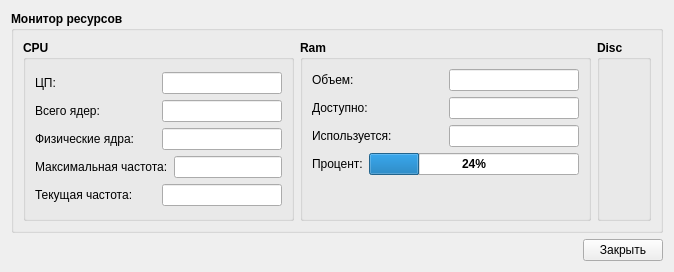
Qt form мое_Зачетное_Задание/ui/ui_my_task_manager_cildResourceMonitor2.ui (Mer0ll/new_Qt_project) before a commit.
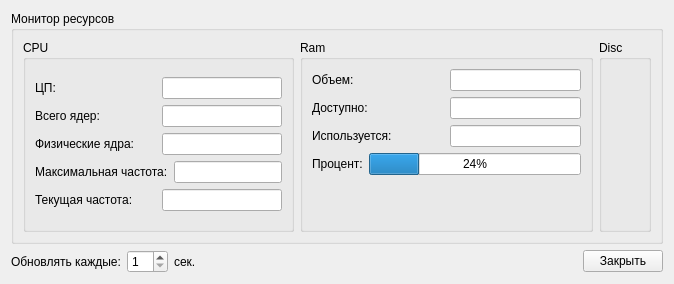
The same form after that commit.

Diff of the .ui file:
```diff
--- a/мое_Зачетное_Задание/ui/ui_my_task_manager_cildResourceMonitor2.ui
+++ b/мое_Зачетное_Задание/ui/ui_my_task_manager_cildResourceMonitor2.ui
@@ -10,7 +10,7 @@
     <x>0</x>
     <y>0</y>
     <width>674</width>
-    <height>272</height>
+    <height>284</height>
    </rect>
   </property>
   <property name="sizePolicy">
@@ -36,7 +36,8 @@
        <property name="font">
         <font>
          <pointsize>9</pointsize>
-         <bold>true</bold>
+         <italic>false</italic>
+         <bold>false</bold>
         </font>
        </property>
        <property name="title">
@@ -60,6 +61,7 @@
                    <property name="font">
                     <font>
                      <pointsize>9</pointsize>
+                     <italic>false</italic>
                      <bold>false</bold>
                     </font>
                    </property>
@@ -80,6 +82,7 @@
                     <font>
                      <family>Georgia</family>
                      <pointsize>9</pointsize>
+                     <italic>false</italic>
                      <bold>false</bold>
                     </font>
                    </property>
@@ -106,6 +109,7 @@
                    <property name="font">
                     <font>
                      <pointsize>9</pointsize>
+                     <italic>false</italic>
                      <bold>false</bold>
                     </font>
                    </property>
@@ -126,6 +130,7 @@
                     <font>
                      <family>Georgia</family>
                      <pointsize>9</pointsize>
+                     <italic>false</italic>
                      <bold>false</bold>
                     </font>
                    </property>
@@ -152,6 +157,7 @@
                    <property name="font">
                     <font>
                      <pointsize>9</pointsize>
+                     <italic>false</italic>
                      <bold>false</bold>
                     </font>
                    </property>
@@ -172,6 +178,7 @@
                     <font>
                      <family>Georgia</family>
                      <pointsize>9</pointsize>
+                     <italic>false</italic>
                      <bold>false</bold>
                     </font>
                    </property>
@@ -198,6 +205,7 @@
                    <property name="font">
                     <font>
                      <pointsize>9</pointsize>
+                     <italic>false</italic>
                      <bold>false</bold>
                     </font>
                    </property>
@@ -218,6 +226,7 @@
                     <font>
                      <family>Georgia</family>
                      <pointsize>9</pointsize>
+                     <italic>false</italic>
                      <bold>false</bold>
                     </font>
                    </property>
@@ -244,6 +253,7 @@
                    <property name="font">
                     <font>
                      <pointsize>9</pointsize>
+                     <italic>false</italic>
                      <bold>false</bold>
                     </font>
                    </property>
@@ -264,6 +274,7 @@
                     <font>
                      <family>Georgia</family>
                      <pointsize>9</pointsize>
+                     <italic>false</italic>
                      <bold>false</bold>
                     </font>
                    </property>
@@ -303,6 +314,7 @@
                    <property name="font">
                     <font>
                      <pointsize>9</pointsize>
+                     <italic>false</italic>
                      <bold>false</bold>
                     </font>
                    </property>
@@ -323,6 +335,7 @@
                     <font>
                      <family>Georgia</family>
                      <pointsize>9</pointsize>
+                     <italic>false</italic>
                      <bold>false</bold>
                     </font>
                    </property>
@@ -349,6 +362,7 @@
                    <property name="font">
                     <font>
                      <pointsize>9</pointsize>
+                     <italic>false</italic>
                      <bold>false</bold>
                     </font>
                    </property>
@@ -369,6 +383,7 @@
                     <font>
                      <family>Georgia</family>
                      <pointsize>9</pointsize>
+                     <italic>false</italic>
                      <bold>false</bold>
                     </font>
                    </property>
@@ -395,6 +410,7 @@
                    <property name="font">
                     <font>
                      <pointsize>9</pointsize>
+                     <italic>false</italic>
                      <bold>false</bold>
                     </font>
                    </property>
@@ -415,6 +431,7 @@
                     <font>
                      <family>Georgia</family>
                      <pointsize>9</pointsize>
+                     <italic>false</italic>
                      <bold>false</bold>
                     </font>
                    </property>
@@ -490,6 +507,34 @@
      </item>
      <item>
       <layout class="QHBoxLayout" name="horizontalLayout">
+       <item>
+        <layout class="QHBoxLayout" name="horizontalLayout_13">
+         <item>
+          <widget class="QLabel" name="label_10">
+           <property name="text">
+            <string>Обновлять каждые:</string>
+           </property>
+          </widget>
+         </item>
+         <item>
+          <widget class="QSpinBox" name="spinBox">
+           <property name="minimum">
+            <number>1</number>
+           </property>
+           <property name="maximum">
+            <number>60</number>
+           </property>
+          </widget>
+         </item>
+         <item>
+          <widget class="QLabel" name="label_11">
+           <property name="text">
+            <string>сек.</string>
+           </property>
+          </widget>
+         </item>
+        </layout>
+       </item>
        <item>
         <spacer name="horizontalSpacer">
          <property name="orientation">
```
Left out of the diff: 1 changed line with no effect on the pictures.
